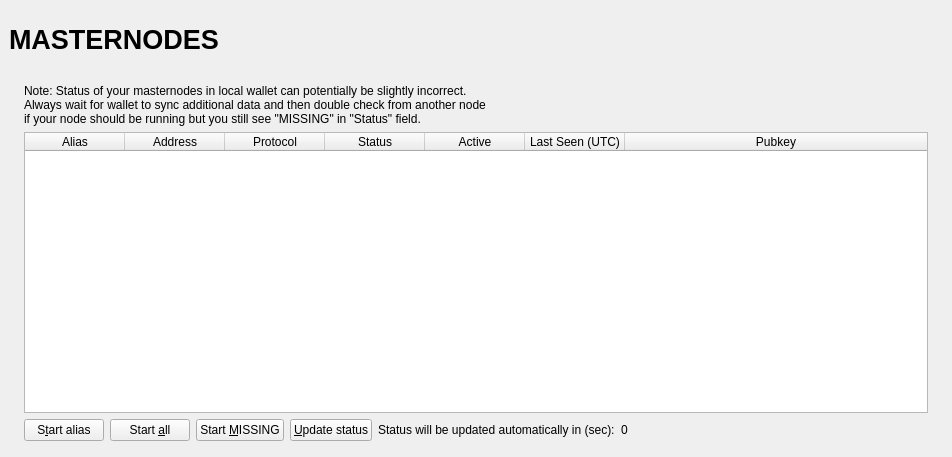
Before: the Qt Designer form src/qt/forms/masternodelist.ui in voucher-coin/voucher-coin, drawn with Qt 5.
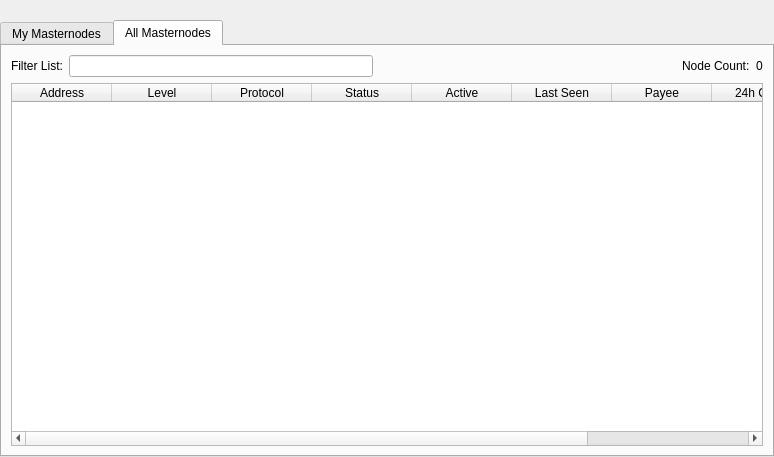
After: the same form once the commit is applied. The open tabs and pages were chosen to show the change.

```diff
--- a/src/qt/forms/masternodelist.ui
+++ b/src/qt/forms/masternodelist.ui
@@ -6,37 +6,17 @@
    <rect>
     <x>0</x>
     <y>0</y>
-    <width>723</width>
+    <width>774</width>
     <height>457</height>
    </rect>
   </property>
   <property name="windowTitle">
    <string>Form</string>
   </property>
-  <layout class="QVBoxLayout" name="topLayout" stretch="0">
+  <layout class="QVBoxLayout" name="topLayout">
    <property name="leftMargin">
-    <number>9</number>
-   </property>
-   <property name="topMargin">
-    <number>9</number>
-   </property>
-   <property name="rightMargin">
-    <number>9</number>
-   </property>
-   <property name="bottomMargin">
-    <number>9</number>
-   </property>
-   <item>
-    <layout class="QVBoxLayout" name="verticalLayout_Master" stretch="0,1">
-     <property name="spacing">
       <number>0</number>
      </property>
-     <item>
-      <widget class="QFrame" name="frame_Header">
-       <layout class="QVBoxLayout" name="verticalLayout_4">
-        <property name="leftMargin">
-         <number>0</number>
-        </property>
         <property name="topMargin">
          <number>0</number>
         </property>
@@ -47,121 +27,37 @@
          <number>0</number>
         </property>
         <item>
-         <layout class="QHBoxLayout" name="horizontalLayout_Header" stretch="1,0,1">
-          <item>
-           <widget class="QLabel" name="labelOverviewHeaderLeft">
-            <property name="minimumSize">
-             <size>
-              <width>464</width>
-              <height>60</height>
-             </size>
-            </property>
-            <property name="maximumSize">
-             <size>
-              <width>16777215</width>
-              <height>60</height>
-             </size>
-            </property>
-            <property name="font">
-             <font>
-              <pointsize>20</pointsize>
-              <weight>75</weight>
-              <bold>true</bold>
-             </font>
-            </property>
-            <property name="text">
-             <string>MASTERNODES</string>
-            </property>
-           </widget>
-          </item>
-          <item>
-           <spacer name="horizontalSpacer">
-            <property name="orientation">
-             <enum>Qt::Horizontal</enum>
-            </property>
-            <property name="sizeHint" stdset="0">
-             <size>
-              <width>40</width>
-              <height>20</height>
-             </size>
-            </property>
-           </spacer>
-          </item>
-          <item>
-           <widget class="QLabel" name="labelOverviewHeaderRight">
-            <property name="minimumSize">
-             <size>
-              <width>464</width>
-              <height>60</height>
-             </size>
-            </property>
-            <property name="maximumSize">
-             <size>
-              <width>16777215</width>
-              <height>60</height>
-             </size>
-            </property>
-            <property name="font">
-             <font>
-              <pointsize>14</pointsize>
-             </font>
-            </property>
-            <property name="text">
-             <string/>
-            </property>
-            <property name="alignment">
-             <set>Qt::AlignRight|Qt::AlignTrailing|Qt::AlignVCenter</set>
-            </property>
-           </widget>
-          </item>
-         </layout>
-        </item>
-       </layout>
-      </widget>
-     </item>
-     <item>
-      <widget class="QFrame" name="frame_BG">
-       <layout class="QVBoxLayout" name="verticalLayout_3">
-        <property name="leftMargin">
-         <number>6</number>
-        </property>
-        <property name="topMargin">
-         <number>6</number>
-        </property>
-        <property name="rightMargin">
-         <number>6</number>
-        </property>
-        <property name="bottomMargin">
-         <number>6</number>
-        </property>
-        <item>
-         <widget class="QFrame" name="frame_Content">
           <layout class="QVBoxLayout" name="verticalLayout">
-           <property name="spacing">
-            <number>0</number>
-           </property>
-           <property name="leftMargin">
-            <number>0</number>
-           </property>
-           <property name="topMargin">
-            <number>0</number>
-           </property>
-           <property name="rightMargin">
-            <number>0</number>
-           </property>
            <property name="bottomMargin">
             <number>0</number>
            </property>
            <item>
+      <spacer name="horizontalSpacer0">
+       <property name="orientation">
+        <enum>Qt::Horizontal</enum>
+       </property>
+       <property name="sizeHint" stdset="0">
+        <size>
+         <width>40</width>
+         <height>20</height>
+        </size>
+       </property>
+      </spacer>
+     </item>
+     <item>
+      <widget class="QTabWidget" name="tabWidget">
+       <property name="currentIndex">
+        <number>0</number>
+       </property>
+       <widget class="QWidget" name="tabMyMasternodes">
+        <attribute name="title">
+         <string>My Masternodes</string>
+        </attribute>
             <layout class="QGridLayout" name="gridLayout_2">
-             <property name="spacing">
-              <number>2</number>
-             </property>
              <item row="0" column="0">
-              <widget class="QFrame" name="frameList">
                <layout class="QVBoxLayout" name="verticalLayout_2">
                 <property name="bottomMargin">
-                 <number>1</number>
+            <number>0</number>
                 </property>
                 <item>
                  <layout class="QHBoxLayout" name="horizontalLayout_note">
@@ -171,7 +67,7 @@
                   <item>
                    <widget class="QLabel" name="updateNote">
                     <property name="text">
-                     <string>Note: Status of your masternodes in local wallet can potentially be slightly incorrect.&lt;br /&gt;Always wait for wallet to sync additional data and then double check from another node&lt;br /&gt;if your node should be running but you still see &quot;MISSING&quot; in &quot;Status&quot; field.</string>
+                <string>Note: Status of your masternodes in local wallet can potentially be slightly incorrect.&lt;br /&gt;Always wait for wallet to sync additional data and then double check from another node&lt;br /&gt;if your masternode should be running but you still do not see &quot;ENABLED&quot; in &quot;Status&quot; field.</string>
                     </property>
                    </widget>
                   </item>
@@ -185,43 +81,6 @@
                     <height>0</height>
                    </size>
                   </property>
-                  <property name="palette">
-                   <palette>
-                    <active>
-                     <colorrole role="Text">
-                      <brush brushstyle="SolidPattern">
-                       <color alpha="255">
-                        <red>51</red>
-                        <green>51</green>
-                        <blue>51</blue>
-                       </color>
-                      </brush>
-                     </colorrole>
-                    </active>
-                    <inactive>
-                     <colorrole role="Text">
-                      <brush brushstyle="SolidPattern">
-                       <color alpha="255">
-                        <red>51</red>
-                        <green>51</green>
-                        <blue>51</blue>
-                       </color>
-                      </brush>
-                     </colorrole>
-                    </inactive>
-                    <disabled>
-                     <colorrole role="Text">
-                      <brush brushstyle="SolidPattern">
-                       <color alpha="255">
-                        <red>85</red>
-                        <green>85</green>
-                        <blue>85</blue>
-                       </color>
-                      </brush>
-                     </colorrole>
-                    </disabled>
-                   </palette>
-                  </property>
                   <property name="editTriggers">
                    <set>QAbstractItemView::NoEditTriggers</set>
                   </property>
@@ -250,6 +109,11 @@
                     <string>Address</string>
                    </property>
                   </column>
+             <column>
+              <property name="text">
+               <string>Level</string>
+              </property>
+             </column>
                   <column>
                    <property name="text">
                     <string>Protocol</string>
@@ -267,12 +131,22 @@
                   </column>
                   <column>
                    <property name="text">
-                    <string>Last Seen (UTC)</string>
+               <string>Last Seen</string>
                    </property>
                   </column>
                   <column>
                    <property name="text">
-                    <string>Pubkey</string>
+               <string>Payee</string>
+              </property>
+             </column>
+             <column>
+              <property name="text">
+               <string>24h Coins</string>
+              </property>
+             </column>
+             <column>
+              <property name="text">
+               <string>Luck</string>
                    </property>
                   </column>
                  </widget>
@@ -340,14 +214,128 @@
                  </layout>
                 </item>
                </layout>
-              </widget>
-             </item>
-            </layout>
+         </item>
+        </layout>
+       </widget>
+       <widget class="QWidget" name="tabAllMasternodes">
+        <attribute name="title">
+         <string>All Masternodes</string>
+        </attribute>
+        <layout class="QGridLayout" name="gridLayout">
+         <item row="0" column="0">
+          <layout class="QHBoxLayout" name="horizontalLayout_3">
+           <property name="bottomMargin">
+            <number>0</number>
+           </property>
+           <item>
+            <widget class="QLabel" name="label_filter">
+             <property name="text">
+              <string>Filter List:</string>
+             </property>
+            </widget>
            </item>
+           <item>
+            <widget class="QLineEdit" name="filterLineEdit">
+             <property name="toolTip">
+              <string>Filter masternode list</string>
+             </property>
+            </widget>
+           </item>
+           <item>
+            <spacer name="horizontalSpacer_3">
+             <property name="orientation">
+              <enum>Qt::Horizontal</enum>
+             </property>
+             <property name="sizeHint" stdset="0">
+              <size>
+               <width>10</width>
+               <height>20</height>
+              </size>
+             </property>
+            </spacer>
+           </item>
+           <item>
+            <widget class="QLabel" name="label_count">
+             <property name="text">
+              <string>Node Count:</string>
+             </property>
+            </widget>
+           </item>
+           <item>
+            <widget class="QLabel" name="countLabel">
+             <property name="text">
+              <string>0</string>
+             </property>
+            </widget>
+           </item>
           </layout>
+         </item>
+         <item row="1" column="0">
+          <widget class="QTableWidget" name="tableWidgetMasternodes">
+           <property name="editTriggers">
+            <set>QAbstractItemView::NoEditTriggers</set>
+           </property>
+           <property name="alternatingRowColors">
+            <bool>true</bool>
+           </property>
+           <property name="selectionBehavior">
+            <enum>QAbstractItemView::SelectRows</enum>
+           </property>
+           <property name="sortingEnabled">
+            <bool>true</bool>
+           </property>
+           <attribute name="horizontalHeaderStretchLastSection">
+            <bool>true</bool>
+           </attribute>
+           <column>
+            <property name="text">
+             <string>Address</string>
+            </property>
+           </column>
+           <column>
+            <property name="text">
+             <string>Level</string>
+            </property>
+           </column>
+           <column>
+            <property name="text">
+             <string>Protocol</string>
+            </property>
+           </column>
+           <column>
+            <property name="text">
+             <string>Status</string>
+            </property>
+           </column>
+           <column>
+            <property name="text">
+             <string>Active</string>
+            </property>
+           </column>
+           <column>
+            <property name="text">
+             <string>Last Seen</string>
+            </property>
+           </column>
+           <column>
+            <property name="text">
+             <string>Payee</string>
+            </property>
+           </column>
+           <column>
+            <property name="text">
+             <string>24h Coins</string>
+            </property>
+           </column>
+           <column>
+            <property name="text">
+             <string>Luck</string>
+            </property>
+           </column>
          </widget>
         </item>
        </layout>
+       </widget>
       </widget>
      </item>
     </layout>
```
Left out of the diff: 1 changed line with no effect on the pictures. Lines whose indentation alone changed are shown as unchanged.
